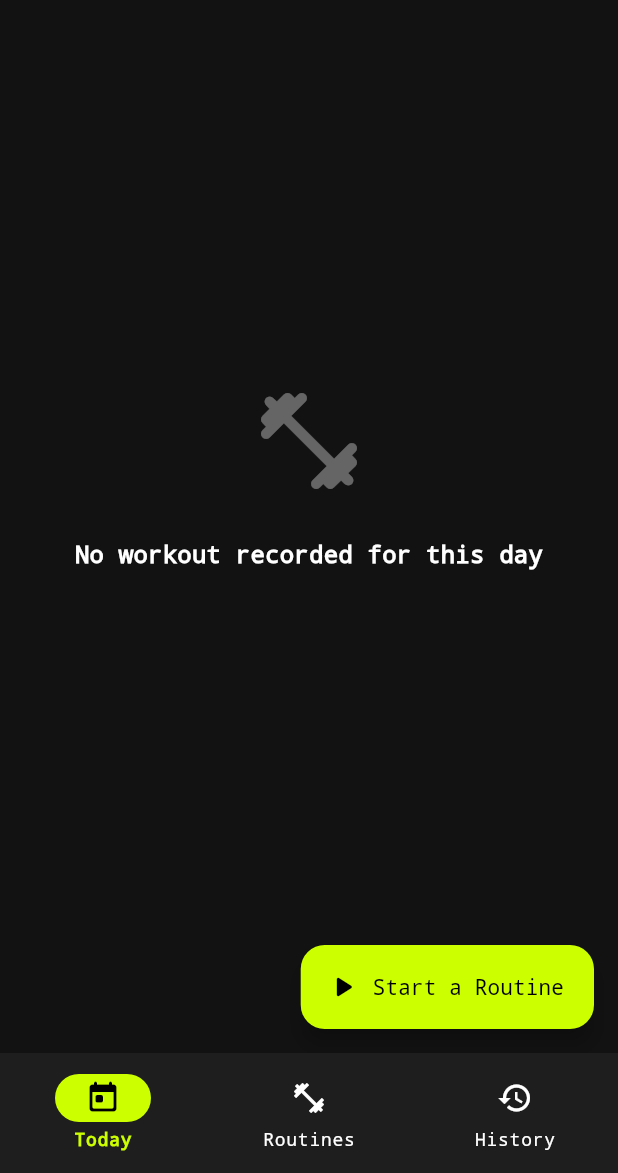
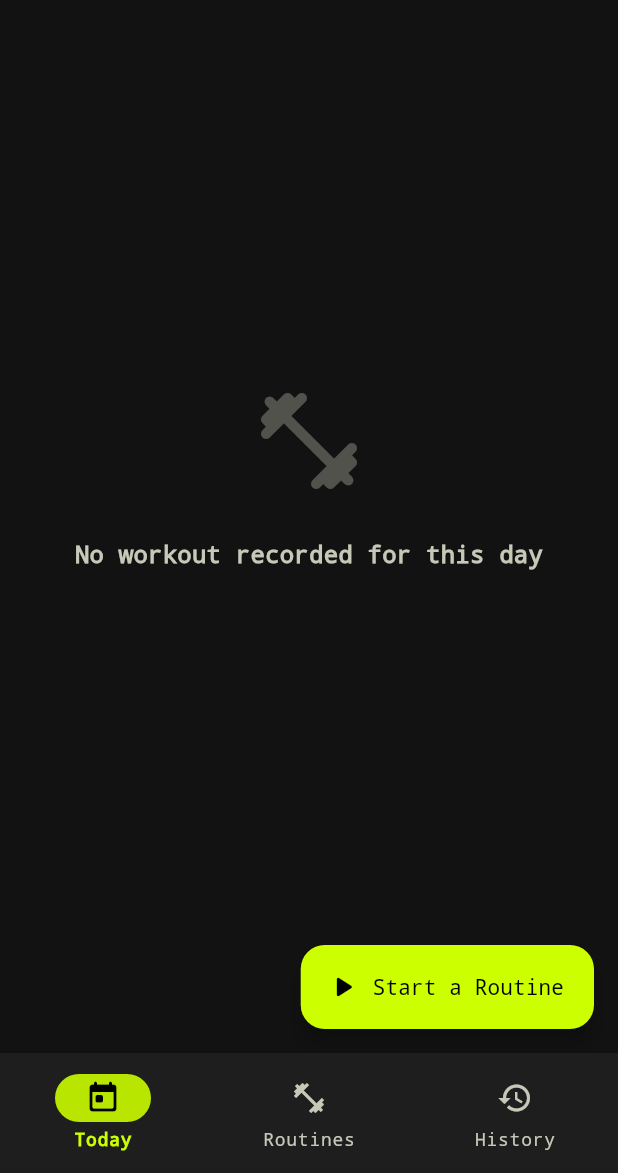
Before and after one commit to arielsoriano/muscleup, a Flutter app: the screen it shows after launch, on a phone screen of 412 x 824 dp, the part 63-1236 px from its top. Run offline on Flutter 3.47's test engine with Material 3 defaults, Android fonts, the phone set to English and light mode, and no system bars; our stand-ins replace cloud_firestore, drift, equatable, firebase_auth, firebase_core, flutter_bloc and 6 more; accounts and stored records are empty; generated files the repository leaves out were written again; network calls fail.

Commit message:
Refactor theme to support multiple skins
Replace hardcoded volt accent/theme with a parameterized theme builder that supports multiple AppSkin variants and light/dark modes. AppSkin extension now returns primaryColor and primaryContainer per skin. Introduced _buildTheme(skin, isDarkMode) to compute colorScheme, on-colors, brightness, surface/scaffold colors and border colors dynamically. Updated text, button, FAB, progress indicator, card, input decoration and snackbar themes to use computed colors and removed legacy hardcoded volt/color constants. Added distinct dark/light background and card colors, and initialized lightThemeData/darkThemeData using the new builder.

```diff
--- a/lib/core/theme/app_theme.dart
+++ b/lib/core/theme/app_theme.dart
@@ -10,11 +10,33 @@
 
 extension AppSkinExtension on AppSkin {
   Color get primaryColor {
-    return const Color(0xFFCCFF00);
+    switch (this) {
+      case AppSkin.volt:
+        return const Color(0xFFCCFF00);
+      case AppSkin.cyan:
+        return const Color(0xFF00D8FF);
+      case AppSkin.crimson:
+        return const Color(0xFFFF3B5C);
+      case AppSkin.royalGold:
+        return const Color(0xFFF2C94C);
+      case AppSkin.monochrome:
+        return const Color(0xFF9EA7B8);
+    }
   }
 
   Color get primaryContainer {
-    return const Color(0xFFB8E600);
+    switch (this) {
+      case AppSkin.volt:
+        return const Color(0xFFB8E600);
+      case AppSkin.cyan:
+        return const Color(0xFF6DEBFF);
+      case AppSkin.crimson:
+        return const Color(0xFFFF8AA0);
+      case AppSkin.royalGold:
+        return const Color(0xFFF8DB86);
+      case AppSkin.monochrome:
+        return const Color(0xFFC5CBD6);
+    }
   }
 
   String get name {
@@ -59,7 +81,10 @@
   static const Color globalBackground = Color(0xFF121212);
   static const Color pureBlack = Color(0xFF000000);
   static const Color pureWhite = Color(0xFFFFFFFF);
-  static const Color cardBackground = Color(0xFF1E1E1E);
+  static const Color darkBackground = Color(0xFF121212);
+  static const Color darkCardBackground = Color(0xFF1E1E1E);
+  static const Color lightBackground = Color(0xFFF5F7FA);
+  static const Color lightCardBackground = Color(0xFFFFFFFF);
 
   static const double cardElevationLow = 2.0;
   static const double cardElevationMedium = 4.0;
@@ -72,72 +97,93 @@
     required AppSkin skin,
     required bool isDarkMode,
   }) {
-    return _getPerformanceTheme();
+    return _buildTheme(skin: skin, isDarkMode: isDarkMode);
   }
 
-  static ThemeData _getPerformanceTheme() {
-    final baseTextTheme = ThemeData.dark().textTheme.apply(
+  static ThemeData _buildTheme({
+    required AppSkin skin,
+    required bool isDarkMode,
+  }) {
+    final accent = skin.primaryColor;
+    final accentContainer = skin.primaryContainer;
+    final isAccentLight = accent.computeLuminance() > 0.45;
+    final onAccent = isAccentLight ? pureBlack : pureWhite;
+    final onAccentContainer = accentContainer.computeLuminance() > 0.45
+        ? pureBlack
+        : pureWhite;
+    final brightness = isDarkMode ? Brightness.dark : Brightness.light;
+    final surface = isDarkMode ? darkCardBackground : lightCardBackground;
+    final scaffold = isDarkMode ? darkBackground : lightBackground;
+    final onSurface = isDarkMode ? pureWhite : const Color(0xFF101418);
+    final borderColor = isDarkMode
+        ? const Color(0xFF333333)
+        : const Color(0xFFD0D6E0);
+
+    final baseTextTheme = ThemeData(brightness: brightness).textTheme.apply(
       fontFamily: 'monospace',
     );
 
     final textTheme = baseTextTheme.copyWith(
       bodyLarge: baseTextTheme.bodyLarge?.copyWith(
-        color: pureWhite,
+        color: onSurface,
         fontWeight: FontWeight.w700,
       ),
       bodyMedium: baseTextTheme.bodyMedium?.copyWith(
-        color: pureWhite,
+        color: onSurface,
         fontWeight: FontWeight.w700,
       ),
       bodySmall: baseTextTheme.bodySmall?.copyWith(
-        color: pureWhite,
+        color: onSurface,
         fontWeight: FontWeight.w600,
       ),
       titleLarge: baseTextTheme.titleLarge?.copyWith(
-        color: pureWhite,
+        color: onSurface,
         fontWeight: FontWeight.w800,
       ),
       titleMedium: baseTextTheme.titleMedium?.copyWith(
-        color: pureWhite,
+        color: onSurface,
         fontWeight: FontWeight.w800,
       ),
       headlineSmall: baseTextTheme.headlineSmall?.copyWith(
-        color: pureWhite,
+        color: onSurface,
         fontWeight: FontWeight.w900,
       ),
     );
 
+    final colorScheme = ColorScheme.fromSeed(
+      seedColor: accent,
+      brightness: brightness,
+    ).copyWith(
+      primary: accent,
+      onPrimary: onAccent,
+      primaryContainer: accentContainer,
+      onPrimaryContainer: onAccentContainer,
+      secondary: accent,
+      onSecondary: onAccent,
+      surface: surface,
+      onSurface: onSurface,
+      error: const Color(0xFFFF5A5A),
+      onError: pureBlack,
+    );
+
     return ThemeData(
       useMaterial3: true,
-      brightness: Brightness.dark,
-      colorScheme: const ColorScheme.dark(
-        primary: voltAccent,
-        onPrimary: pureBlack,
-        primaryContainer: voltAccent,
-        onPrimaryContainer: pureBlack,
-        secondary: voltAccent,
-        onSecondary: pureBlack,
-        secondaryContainer: cardBackground,
-        onSecondaryContainer: pureWhite,
-        surface: cardBackground,
-        onSurface: pureWhite,
-        error: Color(0xFFFF5A5A),
-        onError: pureBlack,
-      ),
-      scaffoldBackgroundColor: globalBackground,
-      canvasColor: globalBackground,
-      cardColor: cardBackground,
-      appBarTheme: const AppBarTheme(
-        backgroundColor: globalBackground,
-        foregroundColor: pureWhite,
+      brightness: brightness,
+      colorScheme: colorScheme,
+      scaffoldBackgroundColor: scaffold,
+      canvasColor: scaffold,
+      cardColor: surface,
+      appBarTheme: AppBarTheme(
+        backgroundColor: scaffold,
+        foregroundColor: onSurface,
         centerTitle: true,
         elevation: 0,
       ),
       textTheme: textTheme,
       filledButtonTheme: FilledButtonThemeData(
         style: FilledButton.styleFrom(
-          backgroundColor: voltAccent,
-          foregroundColor: pureBlack,
+          backgroundColor: accent,
+          foregroundColor: onAccent,
           textStyle: textTheme.titleMedium?.copyWith(fontWeight: FontWeight.w900),
           shape: RoundedRectangleBorder(
             borderRadius: BorderRadius.circular(buttonBorderRadiusRounded),
@@ -146,24 +192,24 @@
       ),
       elevatedButtonTheme: ElevatedButtonThemeData(
         style: ElevatedButton.styleFrom(
-          backgroundColor: voltAccent,
-          foregroundColor: pureBlack,
+          backgroundColor: accent,
+          foregroundColor: onAccent,
           textStyle: textTheme.titleMedium?.copyWith(fontWeight: FontWeight.w900),
           shape: RoundedRectangleBorder(
             borderRadius: BorderRadius.circular(buttonBorderRadiusRounded),
           ),
         ),
       ),
-      floatingActionButtonTheme: const FloatingActionButtonThemeData(
-        backgroundColor: voltAccent,
-        foregroundColor: pureBlack,
+      floatingActionButtonTheme: FloatingActionButtonThemeData(
+        backgroundColor: accent,
+        foregroundColor: onAccent,
       ),
-      progressIndicatorTheme: const ProgressIndicatorThemeData(
-        color: voltAccent,
+      progressIndicatorTheme: ProgressIndicatorThemeData(
+        color: accent,
         linearTrackColor: Color(0xFF2A2A2A),
       ),
       cardTheme: CardThemeData(
-        color: cardBackground,
+        color: surface,
         elevation: cardElevationLow,
         shape: RoundedRectangleBorder(
           borderRadius: BorderRadius.circular(radiusLarge),
@@ -171,37 +217,46 @@
       ),
       inputDecorationTheme: InputDecorationTheme(
         filled: true,
-        fillColor: cardBackground,
-        labelStyle: const TextStyle(color: pureWhite, fontWeight: FontWeight.w700),
-        hintStyle: const TextStyle(color: Color(0xFFBDBDBD), fontWeight: FontWeight.w600),
+        fillColor: surface,
+        labelStyle: TextStyle(color: onSurface, fontWeight: FontWeight.w700),
+        hintStyle: TextStyle(
+          color: onSurface.withValues(alpha: 0.65),
+          fontWeight: FontWeight.w600,
+        ),
         border: OutlineInputBorder(
           borderRadius: BorderRadius.circular(inputBorderRadiusRounded),
-          borderSide: const BorderSide(color: Color(0xFF333333), width: 1.5),
+          borderSide: BorderSide(color: borderColor, width: 1.5),
         ),
         enabledBorder: OutlineInputBorder(
           borderRadius: BorderRadius.circular(inputBorderRadiusRounded),
-          borderSide: const BorderSide(color: Color(0xFF333333), width: 1.5),
+          borderSide: BorderSide(color: borderColor, width: 1.5),
         ),
         focusedBorder: OutlineInputBorder(
           borderRadius: BorderRadius.circular(inputBorderRadiusRounded),
-          borderSide: const BorderSide(color: voltAccent, width: 2),
+          borderSide: BorderSide(color: accent, width: 2),
         ),
       ),
-      snackBarTheme: const SnackBarThemeData(
+      snackBarTheme: SnackBarThemeData(
         behavior: SnackBarBehavior.floating,
-        backgroundColor: voltAccent,
+        backgroundColor: accent,
         contentTextStyle: TextStyle(
-          color: pureBlack,
+          color: onAccent,
           fontWeight: FontWeight.w800,
         ),
-        shape: RoundedRectangleBorder(
+        shape: const RoundedRectangleBorder(
           borderRadius: BorderRadius.all(Radius.circular(12)),
         ),
       ),
     );
   }
 
-  static ThemeData lightThemeData = _getPerformanceTheme();
+  static ThemeData lightThemeData = _buildTheme(
+    skin: AppSkin.volt,
+    isDarkMode: false,
+  );
 
-  static ThemeData darkThemeData = _getPerformanceTheme();
+  static ThemeData darkThemeData = _buildTheme(
+    skin: AppSkin.volt,
+    isDarkMode: true,
+  );
 }
```
